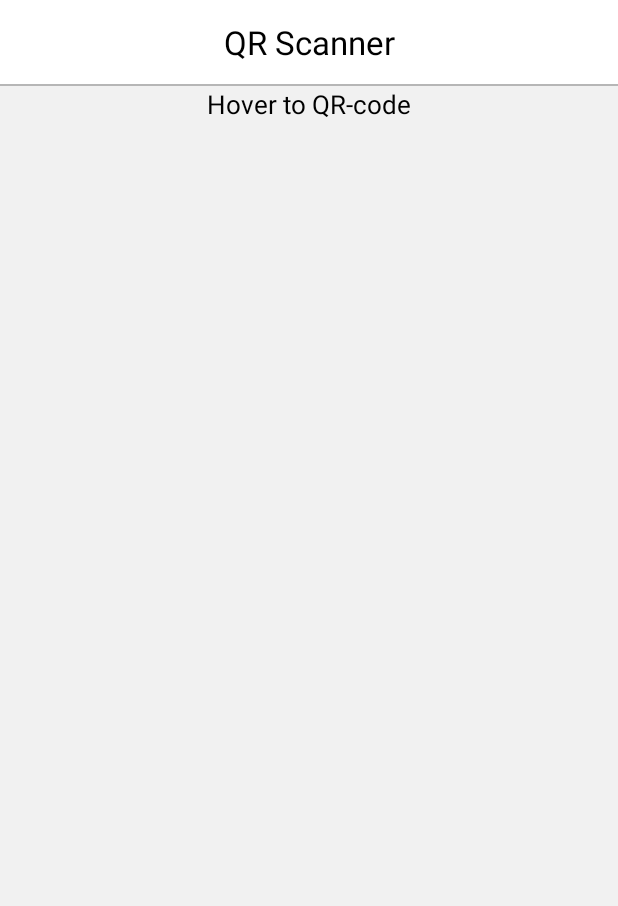
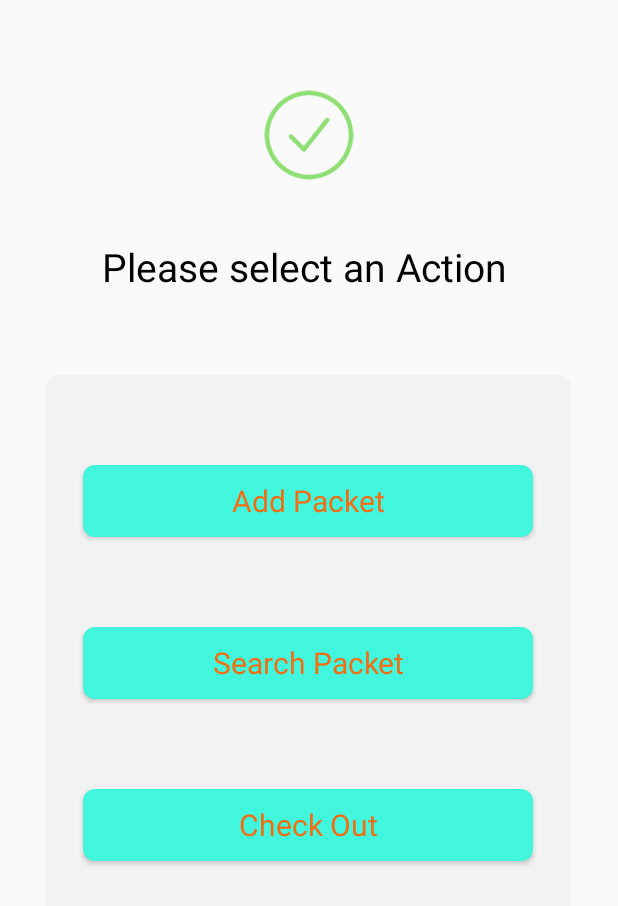
Before and after one commit to teamkaese/androidApp, an Android app: the screen it shows after launch (QRScannerActivity before the commit, MainActivity after it), on a phone screen of 412 x 824 dp. Shown: the top 906 px of the screen. Run offline under Robolectric (Android 15) with nearby library versions, the phone set to English and light mode, and no system bars.

```diff
--- a/Kaese/app/src/main/AndroidManifest.xml
+++ b/Kaese/app/src/main/AndroidManifest.xml
@@ -14,7 +14,13 @@
         android:roundIcon="@mipmap/ic_launcher_round"
         android:supportsRtl="true"
         android:theme="@style/AppTheme">
+
         <activity android:name=".QRScannerActivity"
+            android:theme="@style/AppTheme.NoActionBar">
+
+        </activity>
+
+        <activity android:name=".MainActivity"
             android:theme="@style/AppTheme.NoActionBar">
             <intent-filter>
                 <action android:name="android.intent.action.MAIN" />
@@ -22,6 +28,7 @@
                 <category android:name="android.intent.category.LAUNCHER" />
             </intent-filter>
         </activity>
+
     </application>
 
 </manifest>
--- /dev/null
+++ b/Kaese/app/src/main/java/com/hackhb19/fawadjawaidmalik/teamkaese/MainActivity.java
@@ -0,0 +1,43 @@
+package com.hackhb19.fawadjawaidmalik.teamkaese;
+
+import android.app.Dialog;
+import android.content.Intent;
+import android.os.Bundle;
+import android.support.v7.app.AppCompatActivity;
+import android.view.View;
+import android.widget.Button;
+
+public class MainActivity extends AppCompatActivity {
+
+    // Init ui elements
+    //@BindView(R.id.lightButton)
+
+    //Variables
+
+
+    @Override
+    protected void onCreate(Bundle savedInstanceState) {
+        super.onCreate(savedInstanceState);
+        setContentView(R.layout.main_activity);
+
+
+        final Button addButton = (Button) findViewById(R.id.addButton);
+        addButton.setOnClickListener(new View.OnClickListener() {
+            @Override
+            public void onClick(View v) {
+                Intent intent= new Intent(MainActivity.this, QRScannerActivity.class);
+                startActivity(intent);
+            }
+        });
+
+
+    }
+
+
+
+
+
+
+
+
+}
--- a/Kaese/app/src/main/java/com/hackhb19/fawadjawaidmalik/teamkaese/QRScannerActivity.java
+++ b/Kaese/app/src/main/java/com/hackhb19/fawadjawaidmalik/teamkaese/QRScannerActivity.java
@@ -40,7 +40,7 @@ public class QRScannerActivity extends AppCompatActivity implements ZXingScanner
     @Override
     protected void onCreate(Bundle savedInstanceState) {
         super.onCreate(savedInstanceState);
-        setContentView(R.layout.activity_main);
+        setContentView(R.layout.qrscanner_activity);
 
         ActivityCompat.requestPermissions(QRScannerActivity.this,
                 new String[]{Manifest.permission.CAMERA},
--- /dev/null
+++ b/Kaese/app/src/main/res/drawable/main_activity_button_background.xml
@@ -0,0 +1,13 @@
+<?xml version="1.0" encoding="utf-8"?>
+<shape xmlns:android="http://schemas.android.com/apk/res/android"
+    android:shape="rectangle" >
+
+    <solid android:color="#42f5dd" />
+
+    <corners
+        android:bottomLeftRadius="8dp"
+        android:bottomRightRadius="8dp"
+        android:topLeftRadius="8dp"
+        android:topRightRadius="8dp" />
+
+</shape>
--- /dev/null
+++ b/Kaese/app/src/main/res/drawable/main_activity_button_group_background.xml
@@ -0,0 +1,12 @@
+<shape xmlns:android="http://schemas.android.com/apk/res/android"
+    android:shape="rectangle" >
+
+    <solid android:color="#f2f2f2" />
+
+    <corners
+        android:bottomLeftRadius="8dp"
+        android:bottomRightRadius="8dp"
+        android:topLeftRadius="8dp"
+        android:topRightRadius="8dp" />
+
+</shape>
--- /dev/null
+++ b/Kaese/app/src/main/res/layout/main_activity.xml
@@ -0,0 +1,91 @@
+<?xml version="1.0" encoding="utf-8"?>
+<RelativeLayout
+    xmlns:android="http://schemas.android.com/apk/res/android"
+    xmlns:tools="http://schemas.android.com/tools"
+    android:orientation="vertical"
+    android:layout_width="match_parent"
+    android:layout_height="match_parent">
+
+    <ImageView
+        android:id="@+id/imgOfDialog"
+        android:src="@drawable/ic_done_gr"
+        android:layout_marginTop="60dp"
+        android:layout_marginBottom="16dp"
+        android:layout_gravity="center_horizontal"
+        android:layout_width="match_parent"
+        android:layout_height="60dp" />
+
+    <com.hackhb19.fawadjawaidmalik.teamkaese.CustomWidgets.CustomTextView
+        android:text="Please select an Action "
+        android:textStyle="normal"
+        android:textColor="@android:color/black"
+        android:textAlignment="center"
+        android:layout_marginTop="160dp"
+        android:layout_marginLeft="16dp"
+        android:layout_marginRight="16dp"
+        android:textSize="26sp"
+        android:gravity="center_horizontal"
+        android:layout_width="match_parent"
+        android:layout_height="wrap_content" />
+
+    <RelativeLayout
+        android:orientation="horizontal"
+        android:background="@drawable/main_activity_button_group_background"
+        android:layout_marginTop="250dp"
+        android:layout_width="350dp"
+
+        android:layout_centerHorizontal="true"
+
+        android:layout_height="wrap_content">
+
+
+
+        <com.hackhb19.fawadjawaidmalik.teamkaese.CustomWidgets.CustomButton
+            android:id="@+id/addButton"
+            android:layout_centerHorizontal="true"
+            android:layout_width="300dp"
+            android:layout_height="48dp"
+            android:layout_marginTop="60dp"
+            android:layout_weight="1"
+            android:background="@drawable/main_activity_button_background"
+            android:text="Add Packet"
+            android:textAllCaps="false"
+            android:textColor="@color/orange"
+            android:textSize="20sp"
+            android:textStyle="normal" />
+
+
+        <com.hackhb19.fawadjawaidmalik.teamkaese.CustomWidgets.CustomButton
+            android:id="@+id/searchButton"
+            android:layout_centerHorizontal="true"
+            android:layout_width="300dp"
+            android:layout_height="48dp"
+            android:layout_marginTop="60dp"
+            android:layout_weight="1"
+            android:background="@drawable/main_activity_button_background"
+            android:text="Search Packet"
+            android:textAllCaps="false"
+            android:textColor="@color/orange"
+            android:textSize="20sp"
+            android:textStyle="normal"
+            android:layout_below="@id/addButton"/>
+
+        <com.hackhb19.fawadjawaidmalik.teamkaese.CustomWidgets.CustomButton
+            android:id="@+id/checkOut"
+            android:layout_centerHorizontal="true"
+            android:layout_width="300dp"
+            android:layout_height="48dp"
+            android:layout_marginTop="60dp"
+            android:layout_weight="1"
+            android:background="@drawable/main_activity_button_background"
+            android:text="Check Out"
+            android:textAllCaps="false"
+            android:layout_marginBottom="60dp"
+            android:textColor="@color/orange"
+            android:textSize="20sp"
+            android:textStyle="normal"
+            android:layout_below="@id/searchButton"/>
+
+    </RelativeLayout>
+
+</RelativeLayout>
```
Also changed, not shown: Kaese/app/src/main/res/layout/qrscanner_activity.xml (renamed from Kaese/app/src/main/res/layout/activity_main.xml).
